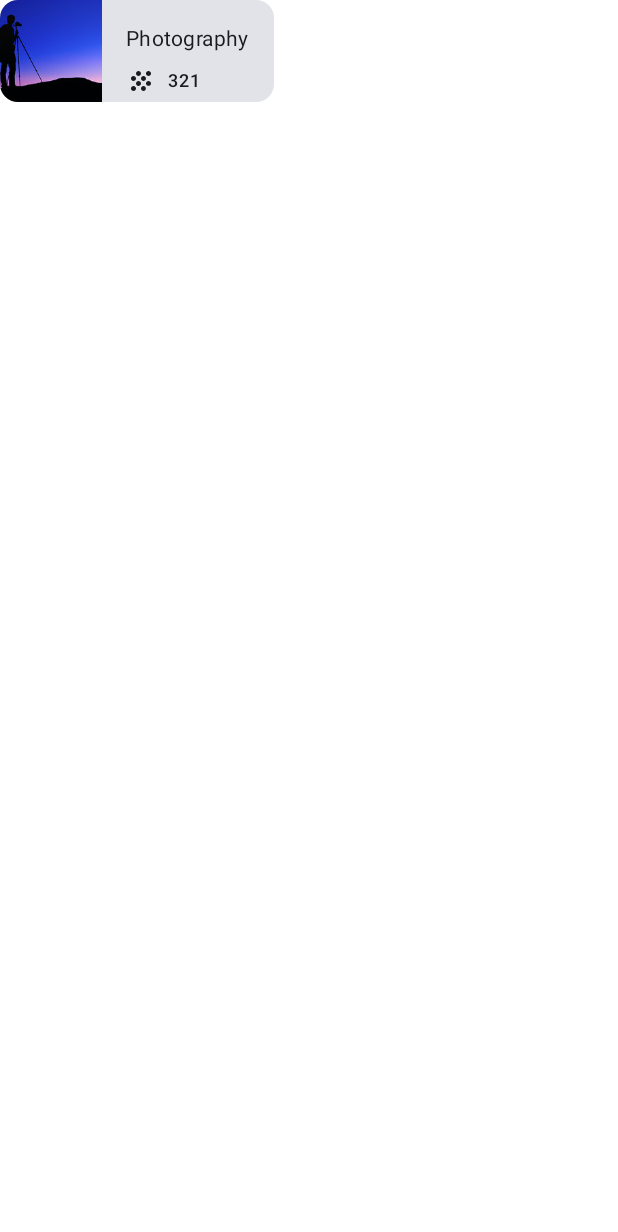
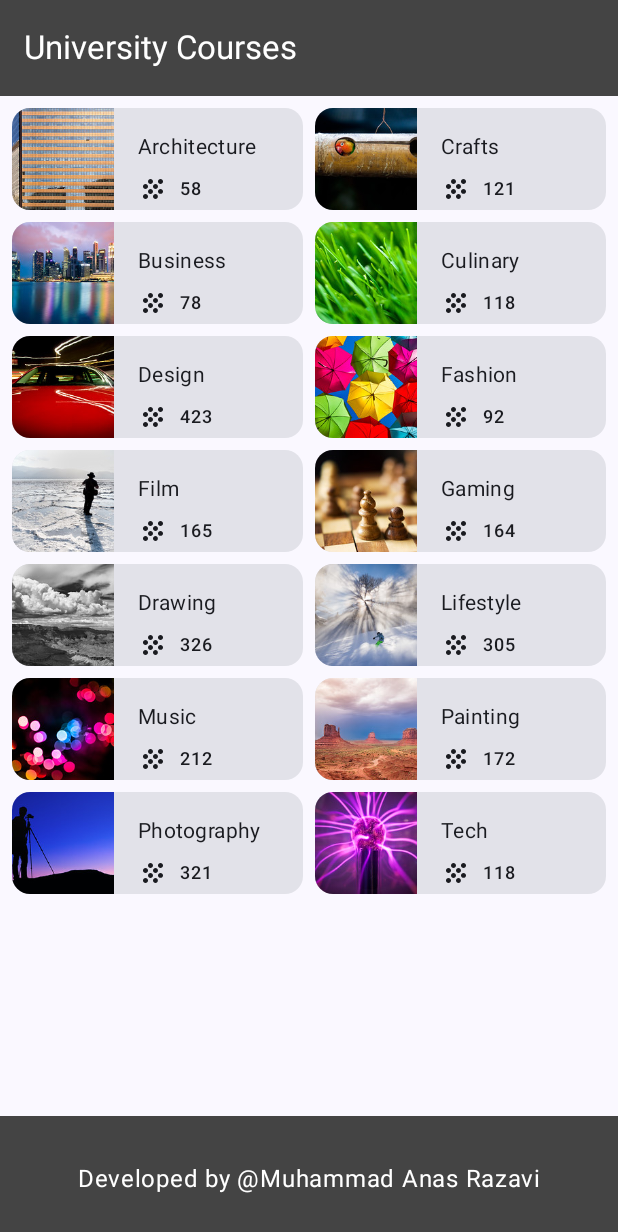
Before and after one commit to MuhammadAnasRazavi/University-Course-App, an Android app built with Jetpack Compose: the @Preview function GreetingPreview, on a phone screen of 412 x 824 dp. Shown: the top 1232 px of the screen. Run offline under Robolectric (Android 15) with nearby library versions, the phone set to English and light mode, and no system bars.

Commit message:
Developed a grid of two columns by using topic grid item composable and added Top-Bottom Bar.

```diff
--- a/app/src/main/java/com/example/courseapp/MainActivity.kt
+++ b/app/src/main/java/com/example/courseapp/MainActivity.kt
@@ -4,27 +4,37 @@ import android.os.Bundle
 import androidx.activity.ComponentActivity
 import androidx.activity.compose.setContent
 import androidx.compose.foundation.Image
-import androidx.compose.foundation.border
-import androidx.compose.foundation.layout.Box
+import androidx.compose.foundation.layout.Arrangement
 import androidx.compose.foundation.layout.Column
 import androidx.compose.foundation.layout.Row
 import androidx.compose.foundation.layout.fillMaxSize
+import androidx.compose.foundation.layout.fillMaxWidth
 import androidx.compose.foundation.layout.padding
 import androidx.compose.foundation.layout.size
-import androidx.compose.foundation.shape.RoundedCornerShape
+import androidx.compose.foundation.lazy.grid.GridCells
+import androidx.compose.foundation.lazy.grid.LazyVerticalGrid
+import androidx.compose.foundation.lazy.grid.items
+import androidx.compose.material3.BottomAppBar
 import androidx.compose.material3.Card
+import androidx.compose.material3.ExperimentalMaterial3Api
 import androidx.compose.material3.Icon
 import androidx.compose.material3.MaterialTheme
+import androidx.compose.material3.Scaffold
 import androidx.compose.material3.Surface
 import androidx.compose.material3.Text
+import androidx.compose.material3.TopAppBar
+import androidx.compose.material3.TopAppBarDefaults
 import androidx.compose.runtime.Composable
 import androidx.compose.ui.Alignment
 import androidx.compose.ui.Modifier
+import androidx.compose.ui.graphics.Color
 import androidx.compose.ui.layout.ContentScale
 import androidx.compose.ui.res.painterResource
 import androidx.compose.ui.res.stringResource
+import androidx.compose.ui.text.style.TextAlign
 import androidx.compose.ui.tooling.preview.Preview
 import androidx.compose.ui.unit.dp
+import com.example.courseapp.data.DataSource
 import com.example.courseapp.model.Topic
 import com.example.courseapp.ui.theme.CourseAppTheme
 
@@ -38,7 +48,7 @@ class MainActivity : ComponentActivity() {
                     modifier = Modifier.fillMaxSize(),
                     color = MaterialTheme.colorScheme.background
                 ) {
-
+                    CourseApp()
                 }
             }
         }
@@ -46,7 +56,7 @@ class MainActivity : ComponentActivity() {
 }
 
 @Composable
-fun TopicGridItem(topic: Topic,modifier: Modifier = Modifier) {
+fun TopicGridItem(topic: Topic, modifier: Modifier = Modifier) {
     Card(
         modifier = modifier
     ) {
@@ -87,10 +97,60 @@ fun TopicGridItem(topic: Topic,modifier: Modifier = Modifier) {
     }
 }
 
-@Preview(showBackground = true)
+@Composable
+fun TopicGridList(topics: List<Topic>, modifier: Modifier = Modifier) {
+    LazyVerticalGrid(
+        columns = GridCells.Fixed(2),
+        verticalArrangement = Arrangement.spacedBy(8.dp),
+        horizontalArrangement = Arrangement.spacedBy(8.dp),
+        modifier = modifier
+    ) {
+        items(topics) { topic ->
+            TopicGridItem(topic = topic)
+        }
+    }
+}
+
+@OptIn(ExperimentalMaterial3Api::class)
+@Composable
+fun CourseApp(modifier: Modifier = Modifier) {
+    Scaffold(
+        topBar = {
+            TopAppBar(
+                colors = TopAppBarDefaults.smallTopAppBarColors(
+                    containerColor = Color.DarkGray,
+                    titleContentColor = Color.White,
+                ),
+                title = {
+                    Text(stringResource(R.string.university_courses_text))
+                }
+            )
+        },
+        bottomBar = {
+            BottomAppBar(
+                containerColor = Color.DarkGray,
+                contentColor = Color.White,
+            ) {
+                Text(
+                    modifier = Modifier
+                        .fillMaxWidth(),
+                    textAlign = TextAlign.Center,
+                    text = stringResource(R.string.developer_name_text),
+                )
+            }
+        }
+    ) { it ->
+        TopicGridList(topics = DataSource.topics, modifier = Modifier
+            .fillMaxSize()
+            .padding(it)
+            .padding(8.dp))
+    }
+}
+
+@Preview(showBackground = true, showSystemUi = true)
 @Composable
 fun GreetingPreview() {
     CourseAppTheme {
-        TopicGridItem(topic = Topic(R.string.photography, 321, R.drawable.photography))
+        CourseApp()
     }
 }
--- a/app/src/main/res/values/strings.xml
+++ b/app/src/main/res/values/strings.xml
@@ -14,4 +14,6 @@
     <string name="painting">Painting</string>
     <string name="photography">Photography</string>
     <string name="tech">Tech</string>
+    <string name="university_courses_text">University Courses</string>
+    <string name="developer_name_text">Developed by @Muhammad Anas Razavi</string>
 </resources>
```
